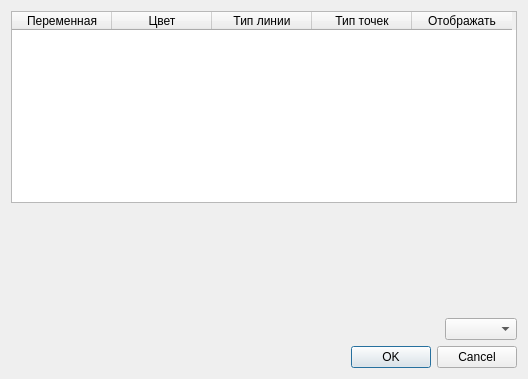
Above: lingraphsettings.ui from Kirikus/Experiments-2026S-CPP before the change. Below: the same form after it.
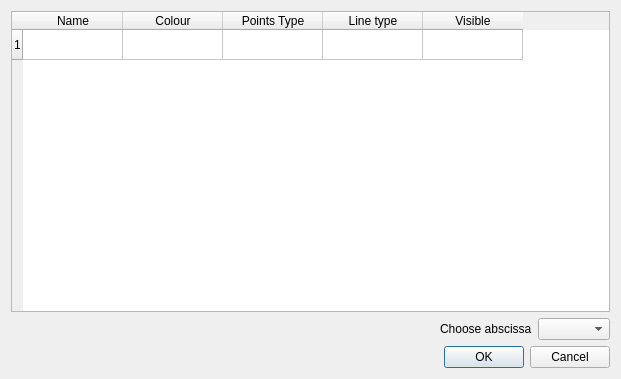
That is the form after the change.

Commit message: changed window width

The edit to the form file:
```diff
--- a/lingraphsettings.ui
+++ b/lingraphsettings.ui
@@ -6,7 +6,7 @@
    <rect>
     <x>0</x>
     <y>0</y>
-    <width>528</width>
+    <width>621</width>
     <height>379</height>
    </rect>
   </property>
@@ -15,52 +15,42 @@
   </property>
   <layout class="QGridLayout" name="gridLayout">
    <item row="0" column="0">
-    <layout class="QGridLayout" name="gridLayout_2">
-     <item row="0" column="0">
+    <layout class="QVBoxLayout" name="verticalLayout">
+     <item>
       <widget class="QTableWidget" name="LineTable">
+       <row>
+        <property name="text">
+         <string>1</string>
+        </property>
+       </row>
        <column>
         <property name="text">
-         <string>Переменная</string>
+         <string>Name</string>
         </property>
        </column>
        <column>
         <property name="text">
-         <string>Цвет</string>
+         <string>Colour</string>
         </property>
        </column>
        <column>
         <property name="text">
-         <string>Тип линии</string>
+         <string>Points Type</string>
         </property>
        </column>
        <column>
         <property name="text">
-         <string>Тип точек</string>
+         <string>Line type</string>
         </property>
        </column>
        <column>
         <property name="text">
-         <string>Отображать</string>
+         <string>Visible</string>
         </property>
        </column>
       </widget>
      </item>
-    </layout>
-   </item>
-   <item row="1" column="0">
-    <spacer name="verticalSpacer">
-     <property name="orientation">
-      <enum>Qt::Vertical</enum>
-     </property>
-     <property name="sizeHint" stdset="0">
-      <size>
-       <width>20</width>
-       <height>98</height>
-      </size>
-     </property>
-    </spacer>
-   </item>
-   <item row="2" column="0">
+     <item>
     <layout class="QHBoxLayout" name="horizontalLayout">
      <item>
       <spacer name="horizontalSpacer">
@@ -75,12 +65,21 @@
        </property>
       </spacer>
      </item>
+       <item>
+        <widget class="QLabel" name="label">
+         <property name="text">
+          <string>Choose abscissa</string>
+         </property>
+        </widget>
+       </item>
      <item>
       <widget class="QComboBox" name="comboXAxis"/>
      </item>
     </layout>
    </item>
-   <item row="3" column="0">
+    </layout>
+   </item>
+   <item row="1" column="0">
     <widget class="QDialogButtonBox" name="buttonBox">
      <property name="orientation">
       <enum>Qt::Horizontal</enum>
```
Left out of the diff: 35 changed lines with no effect on the pictures. Lines whose indentation alone changed are shown as unchanged. The commit also changes 1 other file.
